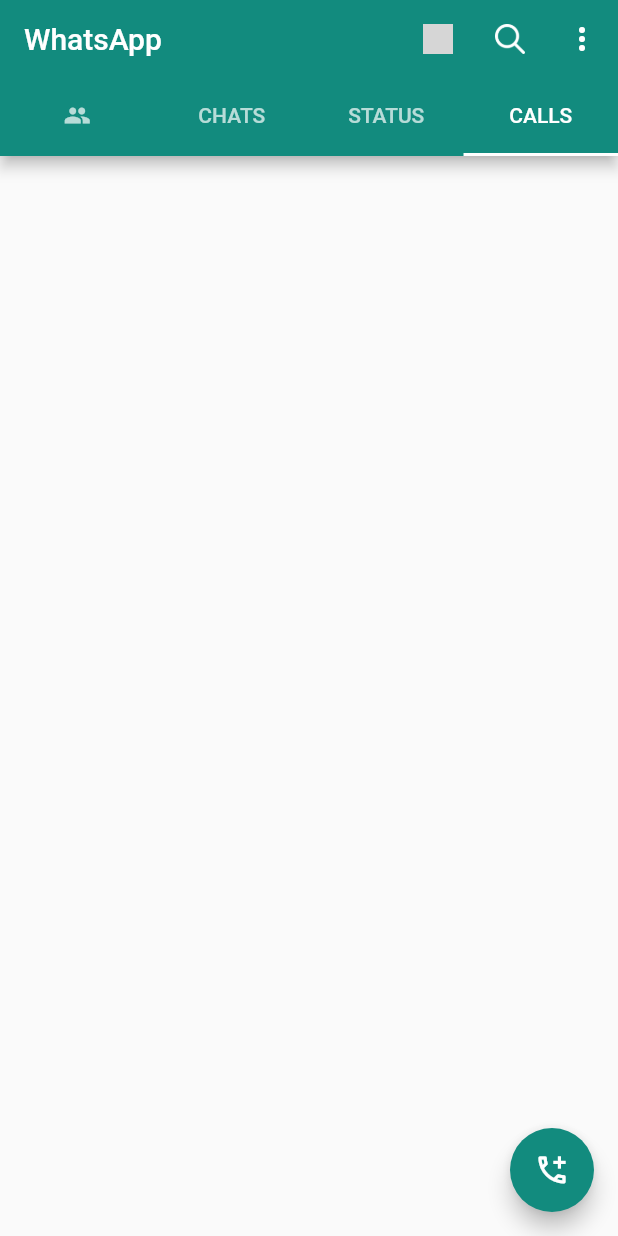
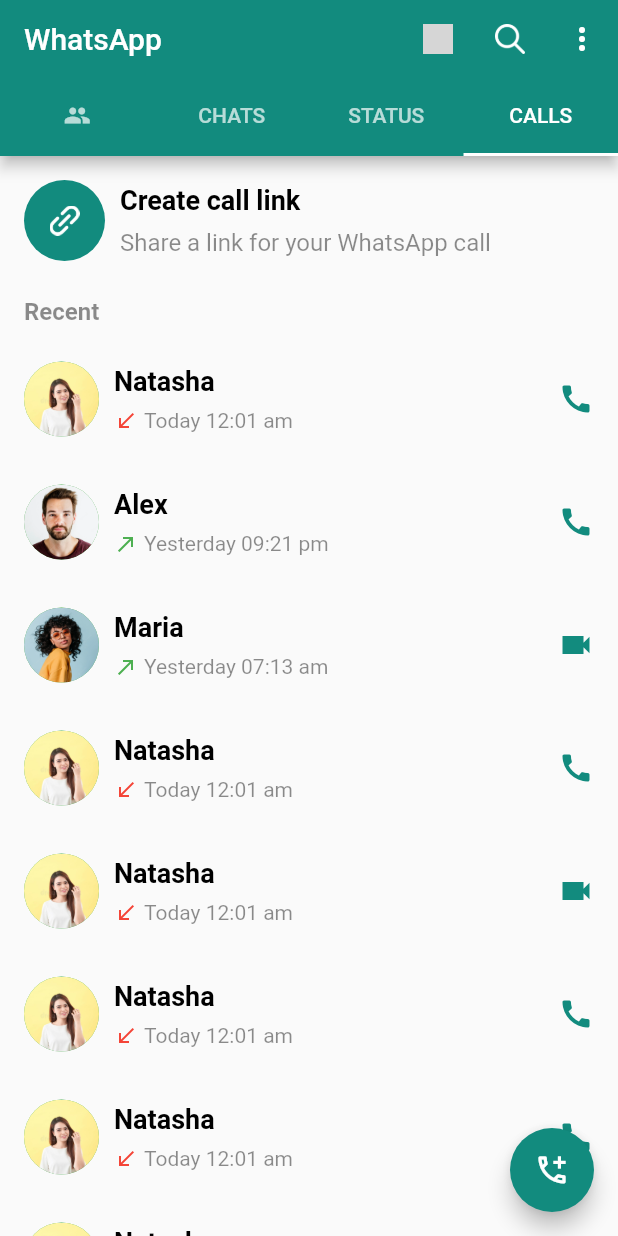
Before and after one commit to evanemran/whatsapp_clone, a Flutter app: the screen it shows after launch, tab 3 chosen, on a phone screen of 412 x 824 dp. Run offline on Flutter 3.47's test engine with Material 2 defaults, Android fonts, the phone set to English and light mode, and no system bars; grey boxes are pictures that could not be loaded.

Commit message:
calls ui updated

```diff
--- /dev/null
+++ b/lib/models/call_model.dart
@@ -0,0 +1,10 @@
+class CallModel {
+  String name = "";
+  String time = "";
+  String image = "";
+  bool isIncoming = false;
+  bool isVideoCall = false;
+
+  CallModel(
+      this.name, this.time, this.image, this.isIncoming, this.isVideoCall);
+}
--- a/lib/widgets/calls_widget.dart
+++ b/lib/widgets/calls_widget.dart
@@ -1,4 +1,8 @@
 import 'package:flutter/cupertino.dart';
+import 'package:flutter/material.dart';
+import 'package:whatsapp_clone/utils/AppColors.dart';
+
+import '../models/call_model.dart';
 
 class CallsWidget extends StatefulWidget {
   const CallsWidget({Key? key}) : super(key: key);
@@ -8,11 +12,136 @@
 }
 
 class _CallsWidgetState extends State<CallsWidget> {
+  List<CallModel> cList = [
+    CallModel("Natasha", "Today 12:01 am", "assets/natasha.png", true, false),
+    CallModel("Alex", "Yesterday 09:21 pm", "assets/alex.png", false, false),
+    CallModel("Maria", "Yesterday 07:13 am", "assets/maria.png", false, true),
+    CallModel("Natasha", "Today 12:01 am", "assets/natasha.png", true, false),
+    CallModel("Natasha", "Today 12:01 am", "assets/natasha.png", true, true),
+    CallModel("Natasha", "Today 12:01 am", "assets/natasha.png", true, false),
+    CallModel("Natasha", "Today 12:01 am", "assets/natasha.png", true, false),
+    CallModel("Natasha", "Today 12:01 am", "assets/natasha.png", true, false),
+    CallModel("Natasha", "Today 12:01 am", "assets/natasha.png", true, false),
+    CallModel("Natasha", "Today 12:01 am", "assets/natasha.png", true, false),
+    CallModel("Natasha", "Today 12:01 am", "assets/natasha.png", true, false),
+  ];
+
   @override
   Widget build(BuildContext context) {
     return Column(
+      crossAxisAlignment: CrossAxisAlignment.start,
       children: [
+        InkWell(
+          onTap: () {
+            //Navigator.of(context).push(MaterialPageRoute(builder: (context) => InboxPage(user: item, list: mList)));
+          },
+          child: Padding(
+            padding: const EdgeInsets.all(16),
+            child: Row(
+              children: [
+                CircleAvatar(
+                  backgroundColor: AppColors.main,
+                  radius: 27,
+                  child: Padding(
+                    padding: const EdgeInsets.all(0),
+                    child: Image.asset("assets/link.png",
+                      height: 20, width: 20, fit: BoxFit.fitWidth, color: Colors.white,),
+                  ),
+                ),
+                const SizedBox(
+                  width: 10,
+                ),
+                Expanded(
+                    child: Center(
+                  child: Column(
+                    children: [
+                      Row(
+                        children: const [
+                          Expanded(
+                              child: Text(
+                            "Create call link",
+                            style: TextStyle(
+                                color: Colors.black,
+                                fontWeight: FontWeight.bold,
+                                fontSize: 18),
+                          )),
+                        ],
+                      ),
+                      const SizedBox(
+                        height: 8,
+                      ),
+                      Row(
+                        children: const [
+                          Expanded(
+                              child: Text(
+                            "Share a link for your WhatsApp call",
+                            maxLines: 1,
+                            style: TextStyle(
+                              color: Colors.black45,
+                              fontWeight: FontWeight.normal,
+                              fontSize: 16,
+                            ),
+                          )),
+                        ],
+                      )
+                    ],
+                  ),
+                ))
+              ],
+            ),
+          ),
+        ),
+        const Padding(padding: EdgeInsets.fromLTRB(16, 8, 8, 8), child: Text("Recent", style: TextStyle(color: Colors.black45, fontSize: 16, fontWeight: FontWeight.bold),),),
+        Expanded(child: ListView.builder(
+            itemCount: cList.length,
+            itemBuilder: (context, position) {
+              var item = cList[position];
 
+              return InkWell(
+                onTap: () {
+                  //Navigator.of(context).push(MaterialPageRoute(builder: (context) => InboxPage(user: item, list: mList)));
+                },
+                child: Padding(
+                  padding: const EdgeInsets.all(16),
+                  child: Row(
+                    children: [
+                      CircleAvatar(
+                        backgroundColor: Colors.green,
+                        radius: 25,
+                        child: Padding(
+                          padding: const EdgeInsets.all(0),
+                          child: ClipRRect(
+                            borderRadius: BorderRadius.circular(25.0),
+                            child: Image.asset(item.image, height: 60, width: 60, fit: BoxFit.cover),),
+                        ),
+                      ),
+                      const SizedBox(width: 10,),
+                      Expanded(child: Center(
+                        child: Column(
+                          children: [
+                            Row(
+                              children: [
+                                Expanded(child: Text(item.name, style: const TextStyle(color: Colors.black, fontWeight: FontWeight.bold, fontSize: 18),)),
+                              ],
+                            ),
+                            const SizedBox(height: 8,),
+                            Row(
+                              children: [
+                                Icon(item.isIncoming ? Icons.call_received : Icons.call_made, color: item.isIncoming ? Colors.red : Colors.green, size: 16,),
+                                const SizedBox(width: 4,),
+                                Expanded(child: Text(item.time, maxLines: 1, style: const TextStyle(color: Colors.black45, fontWeight: FontWeight.normal, fontSize: 14,),)),
+                              ],
+                            )
+                          ],
+                        ),
+                      ),
+                      ),
+                      Icon(item.isVideoCall ? Icons.videocam_sharp : Icons.call, color: AppColors.main,)
+                    ],
+                  ),
+                ),
+              );
+            }))
       ],
     );
   }
```
Also changed, not shown: assets/link.png (added).
